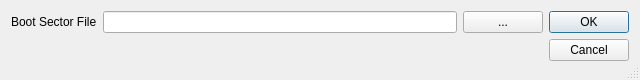
Qt form src/fpopt.ui (aladur/flexemu) before a commit.
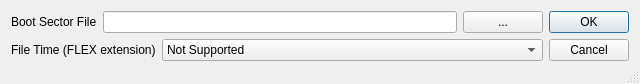
The same form after that commit.

Commit message:
flexplorer: Edit file time usage in preferences dialog.
- The choices are:
  - Not Supported
  - Display
  - Display and Copy

```diff
--- a/src/fpopt.ui
+++ b/src/fpopt.ui
@@ -10,7 +10,7 @@
     <x>0</x>
     <y>0</y>
     <width>640</width>
-    <height>80</height>
+    <height>84</height>
    </rect>
   </property>
   <property name="sizePolicy">
@@ -42,7 +42,7 @@
   </property>
   <layout class="QHBoxLayout" name="horizontalLayout_1">
    <item>
-    <layout class="QVBoxLayout" name="verticalLayout" stretch="0,0">
+    <layout class="QVBoxLayout" name="verticalLayout" stretch="0,0,0">
      <property name="spacing">
       <number>6</number>
      </property>
@@ -80,6 +80,48 @@
        </item>
       </layout>
      </item>
+     <item>
+      <layout class="QHBoxLayout" name="horizontalLayout" stretch="0,10">
+       <property name="sizeConstraint">
+        <enum>QLayout::SetMinimumSize</enum>
+       </property>
+       <item>
+        <widget class="QLabel" name="l_fileTimeAccess">
+         <property name="text">
+          <string>File Time (FLEX extension)</string>
+         </property>
+        </widget>
+       </item>
+       <item>
+        <widget class="QComboBox" name="cb_fileTimeAccess">
+         <property name="minimumSize">
+          <size>
+           <width>250</width>
+           <height>0</height>
+          </size>
+         </property>
+         <property name="maxVisibleItems">
+          <number>3</number>
+         </property>
+         <item>
+          <property name="text">
+           <string>Not Supported</string>
+          </property>
+         </item>
+         <item>
+          <property name="text">
+           <string>Display</string>
+          </property>
+         </item>
+         <item>
+          <property name="text">
+           <string>Display and Copy</string>
+          </property>
+         </item>
+        </widget>
+       </item>
+      </layout>
+     </item>
      <item>
       <spacer name="verticalSpacer">
        <property name="orientation">
```
The commit also changes 8 other files.
